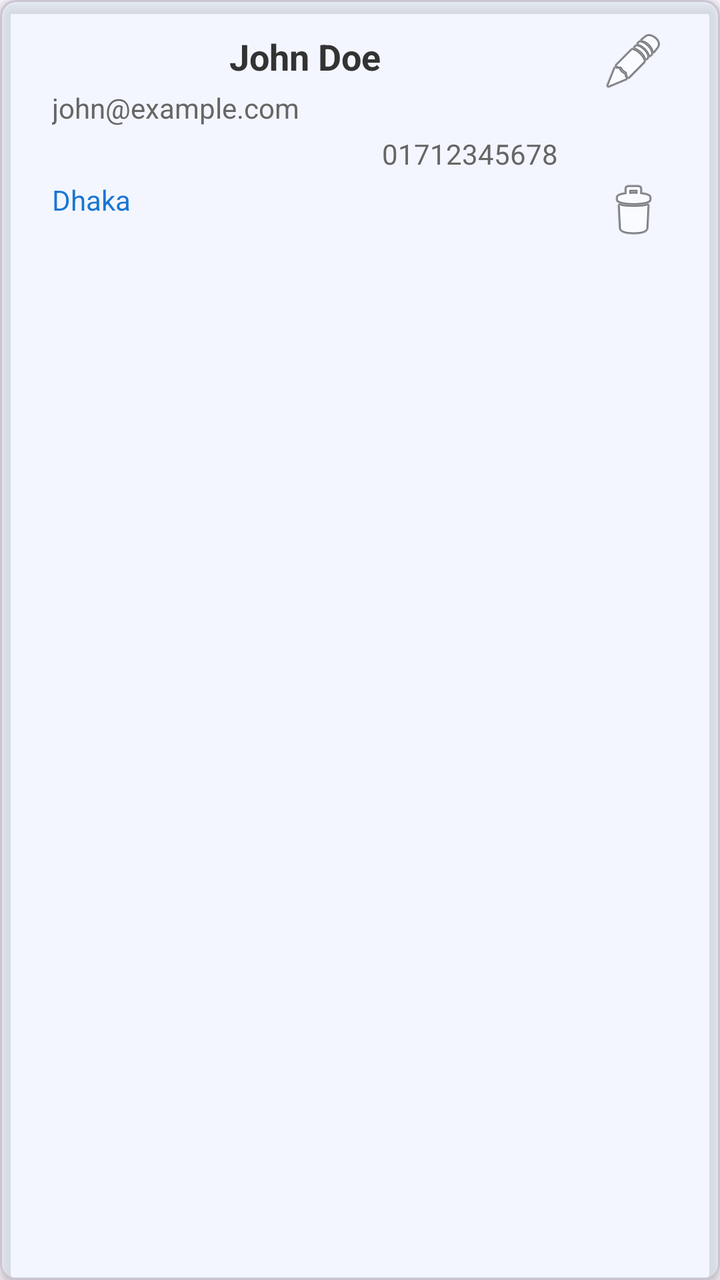
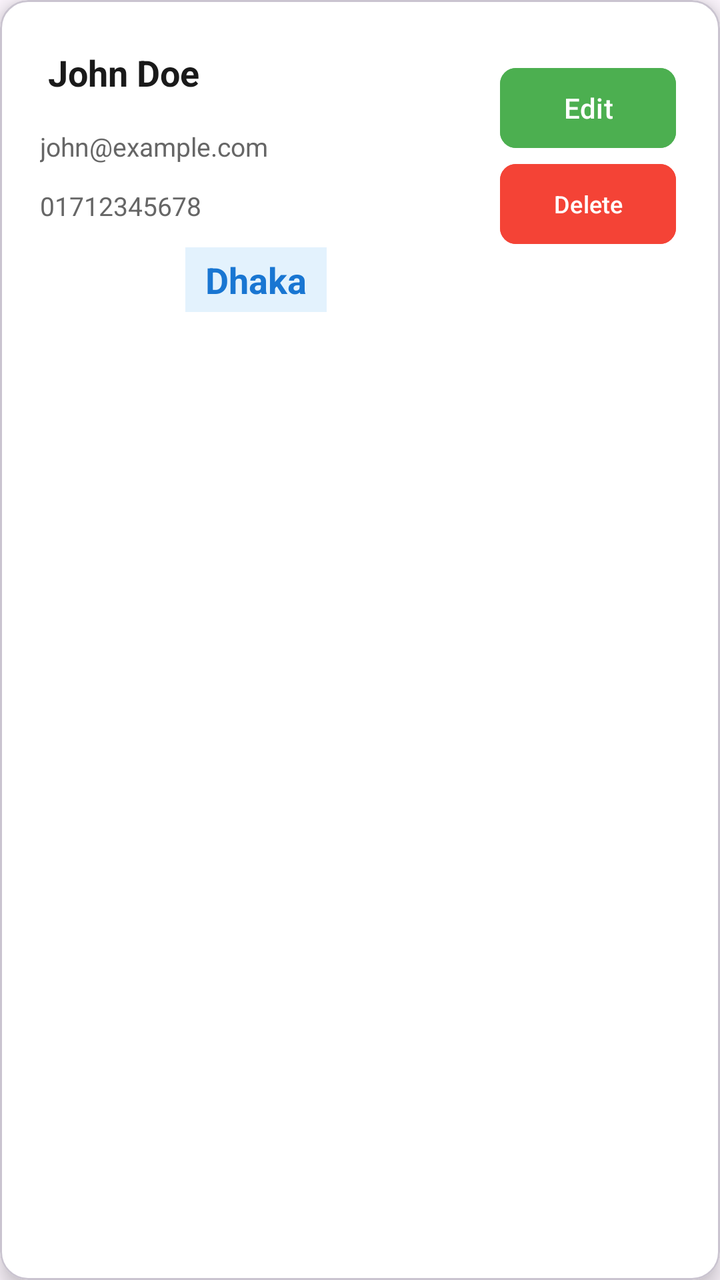

The first picture is an Android layout as it rendered before a commit; the second is the same layout after the commit. The layout source and the unified diff follow.
<!-- AndroidManifest.xml: application theme Theme.Job_2Batch6 -->
<!-- res/layout/item_profile.xml -->
<?xml version="1.0" encoding="utf-8"?>
<layout xmlns:tools="http://schemas.android.com/tools"
    xmlns:android="http://schemas.android.com/apk/res/android"
    xmlns:app="http://schemas.android.com/apk/res-auto">

    <com.google.android.material.card.MaterialCardView
        android:layout_width="match_parent"
        android:layout_height="wrap_content"
        android:layout_margin="8dp"
        app:cardBackgroundColor="#63E1F5FE"
        app:cardElevation="4dp"
        app:cardCornerRadius="8dp">

        <androidx.constraintlayout.widget.ConstraintLayout
            android:layout_width="match_parent"
            android:layout_height="wrap_content"
            android:padding="16dp">

            <TextView
                android:paddingHorizontal="10dp"
                android:id="@+id/tvName"
                android:textAlignment="center"
                android:layout_width="0dp"
                android:layout_height="wrap_content"
                android:text="John Doe"
                android:textColor="#333333"
                android:textSize="18sp"
                android:textStyle="bold"
                app:layout_constraintEnd_toStartOf="@id/btnEdit"
                app:layout_constraintStart_toStartOf="parent"
                app:layout_constraintTop_toTopOf="parent" />

            <TextView
                android:id="@+id/tvEmail"
                android:paddingHorizontal="10dp"
                android:layout_width="0dp"
                android:layout_height="wrap_content"
                android:layout_marginTop="4dp"
                android:text="john@example.com"
                android:textColor="#666666"
                android:textSize="14sp"
                app:layout_constraintEnd_toStartOf="@id/btnEdit"
                app:layout_constraintStart_toStartOf="parent"
                app:layout_constraintTop_toBottomOf="@id/tvName" />

            <TextView
                android:id="@+id/tvMobile"
                android:paddingHorizontal="10dp"
                android:layout_width="0dp"
                android:layout_height="wrap_content"
                android:layout_marginTop="4dp"
                android:text="01712345678"
                android:textAlignment="textEnd"
                android:textColor="#666666"
                android:textSize="14sp"
                app:layout_constraintEnd_toStartOf="@id/btnEdit"
                app:layout_constraintStart_toStartOf="parent"
                app:layout_constraintTop_toBottomOf="@id/tvEmail" />

            <TextView
                android:id="@+id/tvDistrict"
                android:layout_width="0dp"
                android:paddingHorizontal="10dp"
                android:layout_height="wrap_content"
                android:layout_marginTop="4dp"
                android:text="Dhaka"
                android:textColor="#1976D2"
                android:textSize="14sp"
                app:layout_constraintEnd_toStartOf="@id/btnEdit"
                app:layout_constraintStart_toStartOf="parent"
                app:layout_constraintTop_toBottomOf="@id/tvMobile" />

            <ImageButton
                android:id="@+id/btnEdit"
                android:padding="10dp"
                android:layout_width="55dp"
                android:layout_height="55dp"
                android:background="?attr/selectableItemBackgroundBorderless"
                android:contentDescription="Edit"
                android:src="@android:drawable/ic_menu_edit"
                app:layout_constraintBottom_toTopOf="@+id/tvEmail"
                app:layout_constraintEnd_toEndOf="parent"
                app:layout_constraintTop_toTopOf="@+id/tvName" />

            <ImageButton
                android:id="@+id/btnDelete"
                android:layout_width="55dp"
                android:padding="10dp"
                android:layout_height="55dp"
                android:layout_marginTop="20dp"
                android:background="?attr/selectableItemBackgroundBorderless"
                android:contentDescription="Delete"
                android:src="@android:drawable/ic_menu_delete"
                app:layout_constraintEnd_toEndOf="@+id/btnEdit"
                app:layout_constraintStart_toEndOf="@+id/tvName"
                app:layout_constraintTop_toBottomOf="@+id/btnEdit" />

        </androidx.constraintlayout.widget.ConstraintLayout>
    </com.google.android.material.card.MaterialCardView>
</layout>
<!-- resources referenced by this layout -->
<resources>
  <style name="Theme.Job_2Batch6" parent="Base.Theme.Job_2Batch6" />
  <style name="Base.Theme.Job_2Batch6" parent="Theme.Material3.DayNight.NoActionBar">
          
          
      </style>
</resources>

<!-- the commit's change to res/layout/item_profile.xml (unified diff, before → after) -->
@@ -1,100 +1,111 @@
 <?xml version="1.0" encoding="utf-8"?>
-<layout xmlns:tools="http://schemas.android.com/tools"
-    xmlns:android="http://schemas.android.com/apk/res/android"
-    xmlns:app="http://schemas.android.com/apk/res-auto">
+<com.google.android.material.card.MaterialCardView xmlns:android="http://schemas.android.com/apk/res/android"
+    xmlns:app="http://schemas.android.com/apk/res-auto"
+    xmlns:tools="http://schemas.android.com/tools"
+    android:layout_width="match_parent"
+    android:layout_height="wrap_content"
+    android:layout_margin="10dp"
+    app:cardBackgroundColor="@android:color/white"
+    app:cardCornerRadius="14dp"
+    app:cardElevation="6dp">
 
-    <com.google.android.material.card.MaterialCardView
+    <androidx.constraintlayout.widget.ConstraintLayout
         android:layout_width="match_parent"
         android:layout_height="wrap_content"
-        android:layout_margin="8dp"
-        app:cardBackgroundColor="#63E1F5FE"
-        app:cardElevation="4dp"
-        app:cardCornerRadius="8dp">
+        android:padding="16dp">
 
-        <androidx.constraintlayout.widget.ConstraintLayout
-            android:layout_width="match_parent"
+        
+        <TextView
+            android:id="@+id/tvName"
+            android:layout_width="0dp"
             android:layout_height="wrap_content"
-            android:padding="16dp">
+            android:layout_marginEnd="10dp"
+            android:padding="8dp"
+            android:text="John Doe"
+            android:textColor="#1A1A1A"
+            android:textSize="18sp"
+            android:textStyle="bold"
+            app:layout_constraintEnd_toStartOf="@id/btnEdit"
+            app:layout_constraintStart_toStartOf="parent"
+            app:layout_constraintTop_toTopOf="parent"
+            tools:ignore="HardcodedText" />
 
-            <TextView
-                android:paddingHorizontal="10dp"
-                android:id="@+id/tvName"
-                android:textAlignment="center"
-                android:layout_width="0dp"
-                android:layout_height="wrap_content"
-                android:text="John Doe"
-                android:textColor="#333333"
-                android:textSize="18sp"
-                android:textStyle="bold"
-                app:layout_constraintEnd_toStartOf="@id/btnEdit"
-                app:layout_constraintStart_toStartOf="parent"
-                app:layout_constraintTop_toTopOf="parent" />
+        
+        <TextView
+            android:id="@+id/tvEmail"
+            android:layout_width="0dp"
+            android:layout_height="wrap_content"
+            android:layout_marginTop="4dp"
+            android:layout_marginEnd="10dp"
+            android:padding="4dp"
+            android:text="john@example.com"
+            android:textColor="#666666"
+            android:textSize="13sp"
+            app:layout_constraintEnd_toStartOf="@id/btnEdit"
+            app:layout_constraintStart_toStartOf="parent"
+            app:layout_constraintTop_toBottomOf="@id/tvName" />
 
-            <TextView
-                android:id="@+id/tvEmail"
-                android:paddingHorizontal="10dp"
-                android:layout_width="0dp"
-                android:layout_height="wrap_content"
-                android:layout_marginTop="4dp"
-                android:text="john@example.com"
-                android:textColor="#666666"
-                android:textSize="14sp"
-                app:layout_constraintEnd_toStartOf="@id/btnEdit"
-                app:layout_constraintStart_toStartOf="parent"
-                app:layout_constraintTop_toBottomOf="@id/tvName" />
+        
+        <TextView
+            android:id="@+id/tvMobile"
+            android:layout_width="0dp"
+            android:layout_height="wrap_content"
+            android:layout_marginTop="4dp"
+            android:layout_marginEnd="10dp"
+            android:padding="4dp"
+            android:text="01712345678"
+            android:textColor="#666666"
+            android:textSize="13sp"
+            app:layout_constraintEnd_toStartOf="@id/btnEdit"
+            app:layout_constraintStart_toStartOf="parent"
+            app:layout_constraintTop_toBottomOf="@id/tvEmail" />
 
-            <TextView
-                android:id="@+id/tvMobile"
-                android:paddingHorizontal="10dp"
-                android:layout_width="0dp"
-                android:layout_height="wrap_content"
-                android:layout_marginTop="4dp"
-                android:text="01712345678"
-                android:textAlignment="textEnd"
-                android:textColor="#666666"
-                android:textSize="14sp"
-                app:layout_constraintEnd_toStartOf="@id/btnEdit"
-                app:layout_constraintStart_toStartOf="parent"
-                app:layout_constraintTop_toBottomOf="@id/tvEmail" />
+        
+        <TextView
+            android:id="@+id/tvDistrict"
+            android:layout_width="wrap_content"
+            android:layout_height="wrap_content"
+            android:layout_marginTop="8dp"
+            android:background="#E3F2FD"
+            android:paddingHorizontal="10dp"
+            android:paddingVertical="4dp"
+            android:text="Dhaka"
+            android:textColor="#1976D2"
+            android:textSize="18sp"
+            android:textStyle="bold"
+            app:layout_constraintEnd_toEndOf="@+id/tvMobile"
+            app:layout_constraintStart_toStartOf="parent"
+            app:layout_constraintTop_toBottomOf="@id/tvMobile" />
 
-            <TextView
-                android:id="@+id/tvDistrict"
-                android:layout_width="0dp"
-                android:paddingHorizontal="10dp"
-                android:layout_height="wrap_content"
-                android:layout_marginTop="4dp"
-                android:text="Dhaka"
-                android:textColor="#1976D2"
-                android:textSize="14sp"
-                app:layout_constraintEnd_toStartOf="@id/btnEdit"
-                app:layout_constraintStart_toStartOf="parent"
-                app:layout_constraintTop_toBottomOf="@id/tvMobile" />
+        
+        <com.google.android.material.button.MaterialButton
+            android:id="@+id/btnEdit"
+            android:layout_width="0dp"
+            android:layout_height="wrap_content"
+            android:layout_marginTop="14dp"
+            android:layout_marginEnd="6dp"
+            android:backgroundTint="#4CAF50"
+            android:text="Edit"
+            android:textColor="@android:color/white"
+            android:textSize="14sp"
+            app:cornerRadius="8dp"
+            app:layout_constraintEnd_toEndOf="parent"
+            app:layout_constraintTop_toTopOf="parent" />
 
-            <ImageButton
-                android:id="@+id/btnEdit"
-                android:padding="10dp"
-                android:layout_width="55dp"
-                android:layout_height="55dp"
-                android:background="?attr/selectableItemBackgroundBorderless"
-                android:contentDescription="Edit"
-                android:src="@android:drawable/ic_menu_edit"
-                app:layout_constraintBottom_toTopOf="@+id/tvEmail"
-                app:layout_constraintEnd_toEndOf="parent"
-                app:layout_constraintTop_toTopOf="@+id/tvName" />
+        
+        <com.google.android.material.button.MaterialButton
+            android:id="@+id/btnDelete"
+            android:layout_width="0dp"
+            android:layout_height="wrap_content"
+            android:backgroundTint="#F44336"
+            android:text="Delete"
+            android:textColor="@android:color/white"
+            android:textSize="12sp"
+            app:cornerRadius="8dp"
+            app:layout_constraintEnd_toEndOf="@id/btnEdit"
+            app:layout_constraintStart_toStartOf="@id/btnEdit"
+            app:layout_constraintTop_toBottomOf="@id/btnEdit" />
 
-            <ImageButton
-                android:id="@+id/btnDelete"
-                android:layout_width="55dp"
-                android:padding="10dp"
-                android:layout_height="55dp"
-                android:layout_marginTop="20dp"
-                android:background="?attr/selectableItemBackgroundBorderless"
-                android:contentDescription="Delete"
-                android:src="@android:drawable/ic_menu_delete"
-                app:layout_constraintEnd_toEndOf="@+id/btnEdit"
-                app:layout_constraintStart_toEndOf="@+id/tvName"
-                app:layout_constraintTop_toBottomOf="@+id/btnEdit" />
+    </androidx.constraintlayout.widget.ConstraintLayout>
 
-        </androidx.constraintlayout.widget.ConstraintLayout>
-    </com.google.android.material.card.MaterialCardView>
-</layout>
+</com.google.android.material.card.MaterialCardView>
